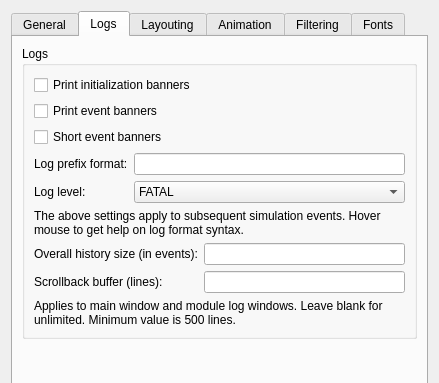
First picture: the form in src/qtenv/preferencesdialog.ui, repository omnetpp/omnetpp, before the edit; both pictures show x 0 to 439 and y 0 to 383 of the 439 by 565 pixel window.
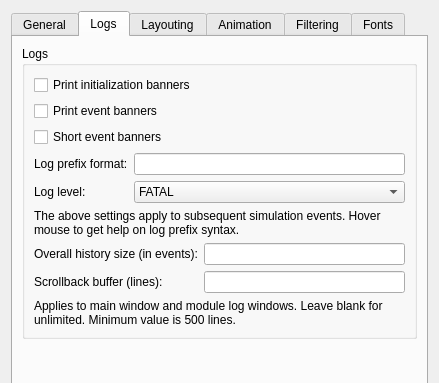
Second picture: the form after the edit. The open tabs and pages were chosen to show the change.

Commit message: src: cmdenv-log-format -> cmdenv-log-prefix (Levy)

The edit to the form file:
```diff
--- a/src/qtenv/preferencesdialog.ui
+++ b/src/qtenv/preferencesdialog.ui
@@ -258,7 +258,7 @@
           <item>
            <widget class="QLabel" name="settings">
             <property name="text">
-             <string>The above settings apply to subsequent simulation events. Hover mouse to get help on log format syntax.</string>
+             <string>The above settings apply to subsequent simulation events. Hover mouse to get help on log prefix syntax.</string>
             </property>
             <property name="wordWrap">
              <bool>true</bool>
```
The commit also changes 22 other files.
